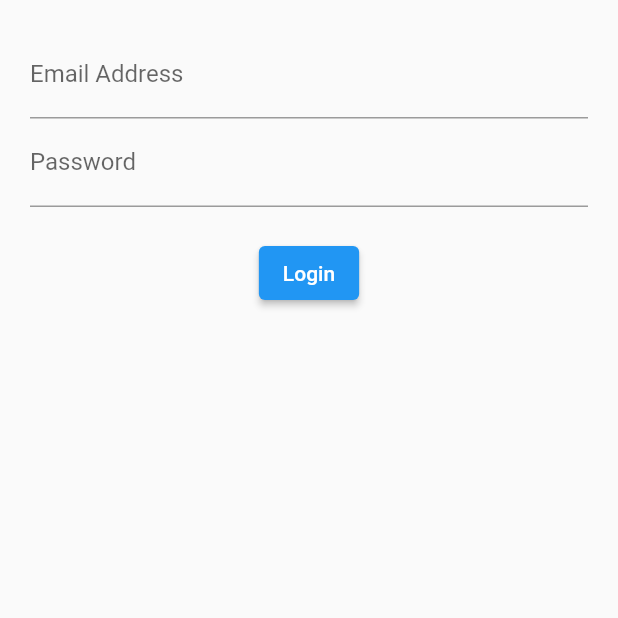
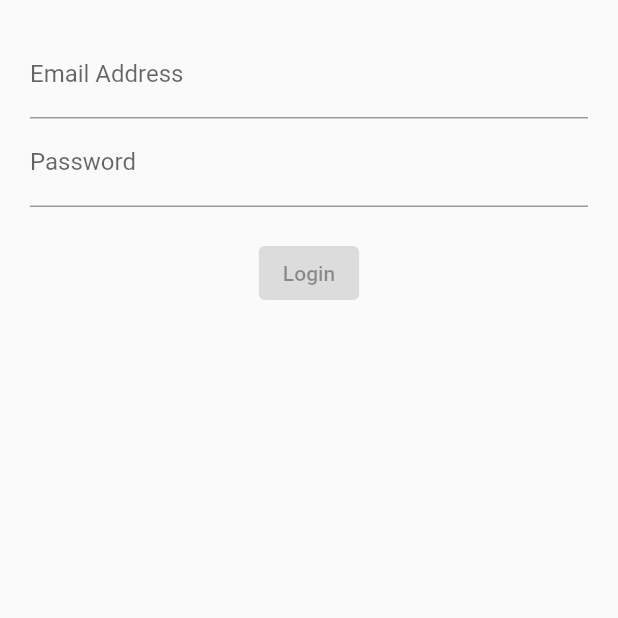
Before and after one commit to vatsalgada/flutterloginv2-bloc, a Flutter app: the screen it shows after launch, on a phone screen of 412 x 824 dp, the top half of it. Run offline on Flutter 3.47's test engine with Material 2 defaults, Android fonts, the light colour scheme and no system bars; our stand-ins replace rxdart.

Commit message:
addding Rx

```diff
--- a/flutterloginbloc/lib/src/Screens/login_screen.dart
+++ b/flutterloginbloc/lib/src/Screens/login_screen.dart
@@ -1,4 +1,5 @@
 import 'package:flutter/material.dart';
+import '../blocs/bloc.dart';
 
 class LoginScreen extends StatelessWidget {
   @override
@@ -37,6 +38,13 @@ class LoginScreen extends StatelessWidget {
   }
 
   Widget submitButton() {
-    return ElevatedButton(child: Text('Login'), onPressed: () {});
+    return StreamBuilder(
+        stream: bloc.submitValid,
+        builder: (context, snapshot) {
+          return ElevatedButton(
+            child: Text('Login'),
+            onPressed: snapshot.hasData ? bloc.submit : null,
+          );
+        });
   }
 }
```
Also changed, not shown: flutterloginbloc/lib/src/blocs/bloc.dart (+13 -2 lines).
